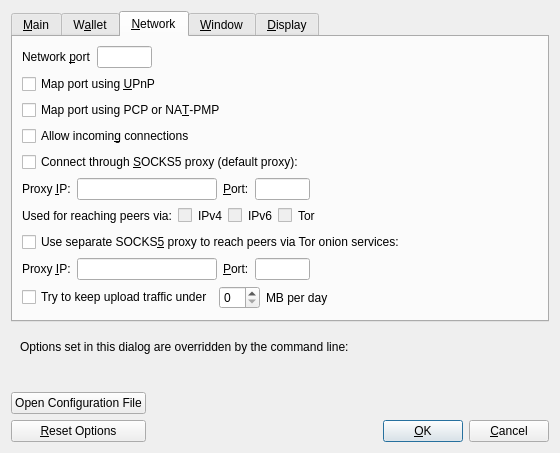
Before: the Qt Designer form src/qt/forms/optionsdialog.ui in l0rinc/bitcoin, drawn with Qt 5.
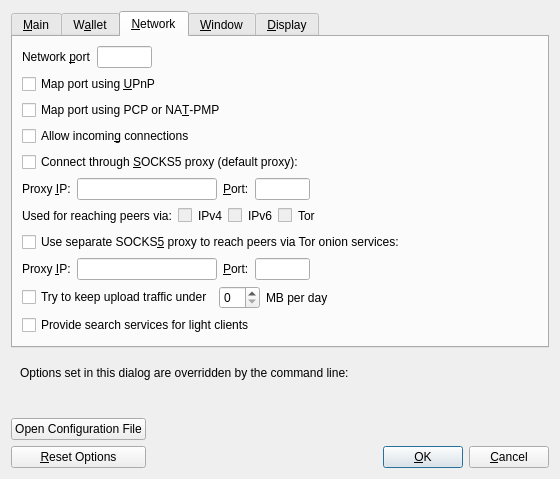
After: the same form once the commit is applied. The open tabs and pages were chosen to show the change. Custom widgets are drawn as their Qt base class.

Commit message:
Qt/Options: Expose peerbloomfilters in GUI using rwconf

https://github.com/bitcoinknots/bitcoin/commit/c136bb18d9c3357311b80a16145dc94b3ebfc6ac

What changed in the file:
```diff
--- a/src/qt/forms/optionsdialog.ui
+++ b/src/qt/forms/optionsdialog.ui
@@ -712,6 +712,16 @@
          </item>
         </layout>
        </item>
+       <item>
+        <widget class="QCheckBox" name="peerbloomfilters">
+         <property name="toolTip">
+          <string>Support filtering of blocks and transaction with bloom filters</string>
+         </property>
+         <property name="text">
+          <string>Provide search services for light clients</string>
+         </property>
+        </widget>
+       </item>
        <item>
         <spacer name="verticalSpacer_Network">
          <property name="orientation">
```
The commit also changes 3 other files.
